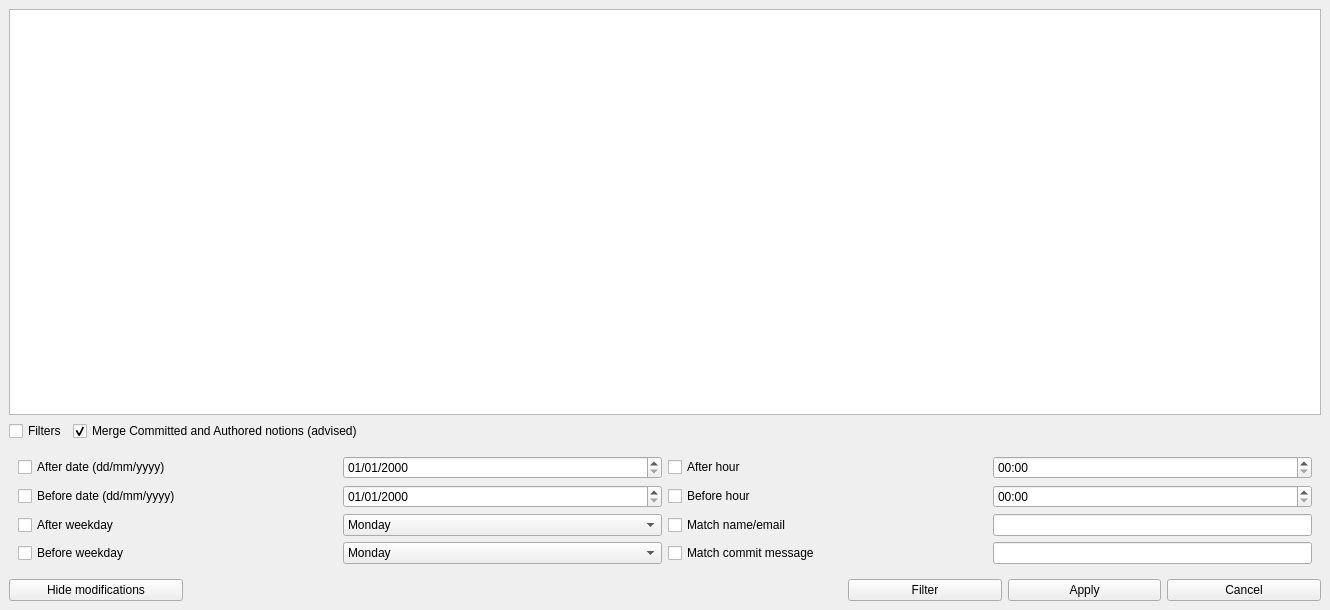
The window that qGitFilterBranch/main_window.ui (mike-perdide/gitbuster) describes before a commit, drawn with Qt 5.
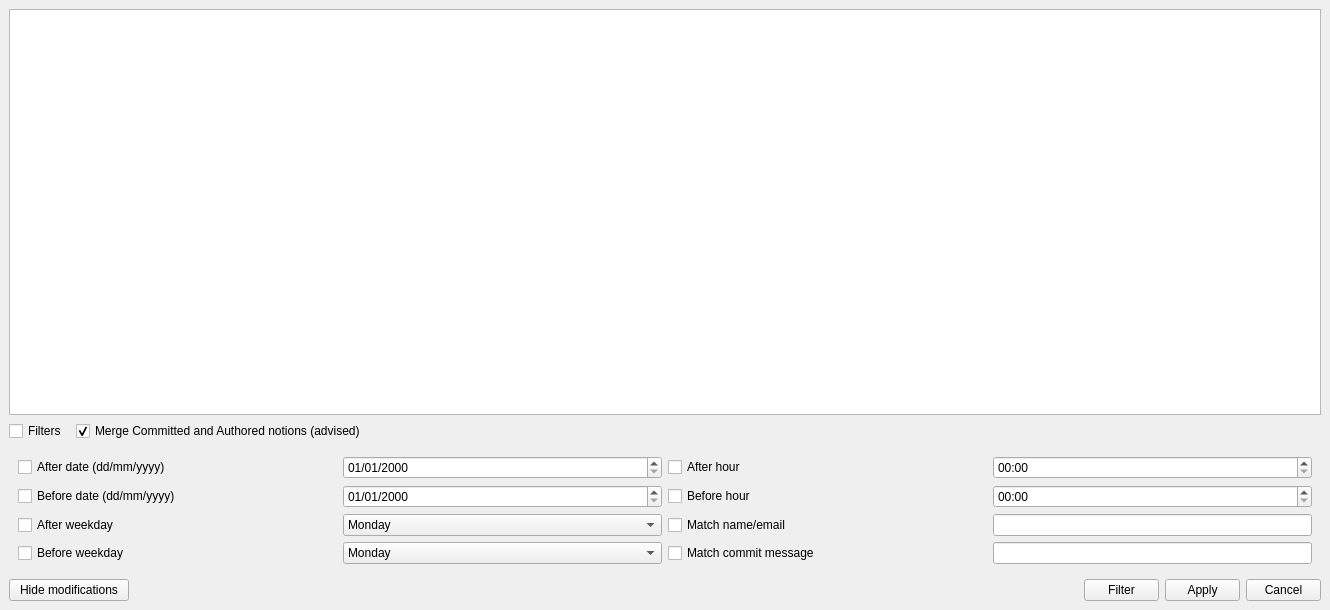
The same window after the commit.

Commit message: Forcing the max width of the buttons.

```diff
--- a/qGitFilterBranch/main_window.ui
+++ b/qGitFilterBranch/main_window.ui
@@ -36,6 +36,12 @@
     </item>
     <item row="8" column="6">
      <widget class="QPushButton" name="applyButton">
+      <property name="maximumSize">
+       <size>
+        <width>75</width>
+        <height>16777215</height>
+       </size>
+      </property>
       <property name="text">
        <string>Apply</string>
       </property>
@@ -43,6 +49,12 @@
     </item>
     <item row="8" column="7">
      <widget class="QPushButton" name="cancelButton">
+      <property name="maximumSize">
+       <size>
+        <width>75</width>
+        <height>16777215</height>
+       </size>
+      </property>
       <property name="text">
        <string>Cancel</string>
       </property>
@@ -241,6 +253,12 @@
     </item>
     <item row="8" column="5">
      <widget class="QPushButton" name="filterButton">
+      <property name="maximumSize">
+       <size>
+        <width>75</width>
+        <height>16777215</height>
+       </size>
+      </property>
       <property name="text">
        <string>Filter</string>
       </property>
@@ -248,6 +266,12 @@
     </item>
     <item row="8" column="0">
      <widget class="QPushButton" name="toggleModificationsButton">
+      <property name="maximumSize">
+       <size>
+        <width>120</width>
+        <height>16777215</height>
+       </size>
+      </property>
       <property name="text">
        <string>Hide modifications</string>
       </property>
```
